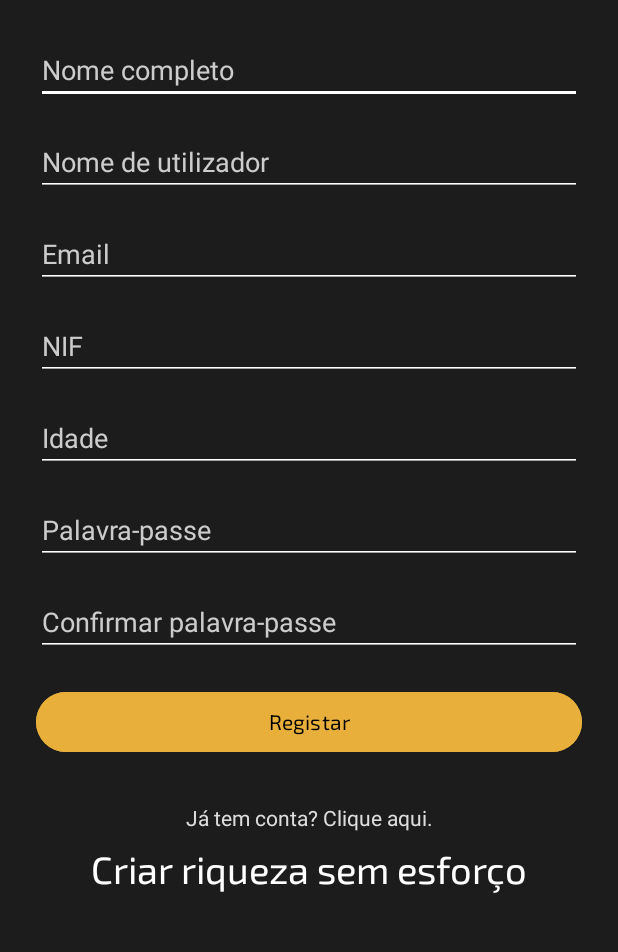
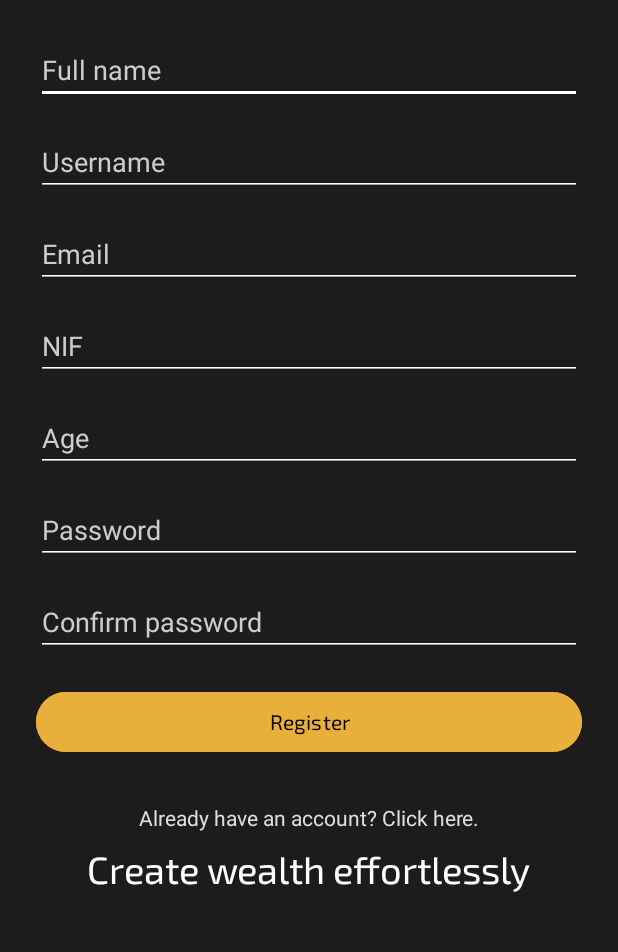
Before and after one commit to Tyche-App-Development/Tyche-App, an Android app: the Register screen opened directly, with no data from a screen before it, on a phone screen of 412 x 824 dp, the part 281-1233 px from its top. Run offline under Robolectric (Android 15) with nearby library versions, the phone set to English and light mode, and no system bars; 1 statement that could not run was skipped.

Commit message:
Adding multi language

```diff
--- a/app/src/main/res/layout/activity_register.xml
+++ b/app/src/main/res/layout/activity_register.xml
@@ -3,7 +3,6 @@
     android:layout_height="match_parent"
     android:background="#1C1C1C"
     android:padding="24dp">
-
 
     <TextView
         android:id="@+id/footer_text2"
@@ -13,7 +12,7 @@
         android:layout_centerHorizontal="true"
         android:layout_marginBottom="16dp"
         android:fontFamily="@font/exo_2"
-        android:text="Criar riqueza sem esforço"
+        android:text="@string/footer_text"
         android:textColor="#FFFFFF"
         android:textSize="25sp" />
 
@@ -26,7 +25,6 @@
         android:layout_marginTop="12dp"
         android:src="@drawable/logo" />
 
-
     <TextView
         android:id="@+id/app_name"
         android:layout_width="wrap_content"
@@ -34,7 +32,7 @@
         android:layout_below="@id/logo"
         android:layout_centerHorizontal="true"
         android:layout_marginTop="8dp"
-        android:text="Tyche"
+        android:text="@string/app_name"
         android:textColor="#FFFFFF"
         android:textSize="32sp"
         android:textStyle="bold" />
@@ -44,7 +42,7 @@
         android:id="@+id/full_name"
         android:layout_width="match_parent"
         android:layout_height="wrap_content"
-        android:hint="Nome completo"
+        android:hint="@string/hint_full_name"
         android:textColor="#FFFFFF"
         android:textColorHint="#CCCCCC"
         android:backgroundTint="#FFFFFF"
@@ -55,7 +53,7 @@
         android:id="@+id/username"
         android:layout_width="match_parent"
         android:layout_height="wrap_content"
-        android:hint="Nome de utilizador"
+        android:hint="@string/hint_username"
         android:textColor="#FFFFFF"
         android:textColorHint="#CCCCCC"
         android:backgroundTint="#FFFFFF"
@@ -66,7 +64,7 @@
         android:id="@+id/email"
         android:layout_width="match_parent"
         android:layout_height="wrap_content"
-        android:hint="Email"
+        android:hint="@string/hint_email"
         android:textColor="#FFFFFF"
         android:textColorHint="#CCCCCC"
         android:backgroundTint="#FFFFFF"
@@ -78,7 +76,7 @@
         android:id="@+id/nif"
         android:layout_width="match_parent"
         android:layout_height="wrap_content"
-        android:hint="NIF"
+        android:hint="@string/hint_nif"
         android:textColor="#FFFFFF"
         android:textColorHint="#CCCCCC"
         android:backgroundTint="#FFFFFF"
@@ -90,7 +88,7 @@
         android:id="@+id/idade"
         android:layout_width="match_parent"
         android:layout_height="wrap_content"
-        android:hint="Idade"
+        android:hint="@string/hint_age"
         android:textColor="#FFFFFF"
         android:textColorHint="#CCCCCC"
         android:backgroundTint="#FFFFFF"
@@ -102,7 +100,7 @@
         android:id="@+id/password"
         android:layout_width="match_parent"
         android:layout_height="wrap_content"
-        android:hint="Palavra-passe"
+        android:hint="@string/hint_password"
         android:textColor="#FFFFFF"
         android:textColorHint="#CCCCCC"
         android:backgroundTint="#FFFFFF"
@@ -114,14 +112,13 @@
         android:id="@+id/confirm_password"
         android:layout_width="match_parent"
         android:layout_height="wrap_content"
-        android:hint="Confirmar palavra-passe"
+        android:hint="@string/hint_confirm_password"
         android:textColor="#FFFFFF"
         android:textColorHint="#CCCCCC"
         android:backgroundTint="#FFFFFF"
         android:layout_below="@id/password"
         android:layout_marginTop="16dp"
         android:inputType="textPassword" />
-
 
     <Button
         android:id="@+id/login_button"
@@ -131,9 +128,8 @@
         android:layout_marginTop="20dp"
         android:backgroundTint="#E8AF3B"
         android:fontFamily="@font/exo_2"
-        android:text="Registar"
+        android:text="@string/register_button"
         android:textColor="#000000" />
-
 
     <TextView
         android:id="@+id/already_have_account"
@@ -145,7 +141,7 @@
         android:layout_marginStart="30dp"
         android:layout_marginTop="30dp"
         android:layout_marginEnd="30dp"
-        android:text="Já tem conta? Clique aqui."
+        android:text="@string/already_have_account"
         android:textAlignment="center"
         android:textColor="#DDDDDD"
         android:textSize="14sp" />
--- a/app/src/main/res/values/strings.xml
+++ b/app/src/main/res/values/strings.xml
@@ -1,3 +1,18 @@
 <resources>
+    <!-- Login -->
     <string name="app_name">Tyche</string>
+    <string name="hint_username">Username</string>
+    <string name="hint_password">Password</string>
+    <string name="login_button">Log In</string>
+    <string name="signup_link">Don’t have an account? Click here.</string>
+    <string name="footer_text">Create wealth effortlessly</string>
+
+    <!-- Register -->
+    <string name="hint_full_name">Full name</string>
+    <string name="hint_email">Email</string>
+    <string name="hint_nif">NIF</string>
+    <string name="hint_age">Age</string>
+    <string name="hint_confirm_password">Confirm password</string>
+    <string name="register_button">Register</string>
+    <string name="already_have_account">Already have an account? Click here.</string>
 </resources>
```
Also changed, not shown: app/src/main/res/layout/activity_login.xml (+6 -10 lines), 2 other files.
